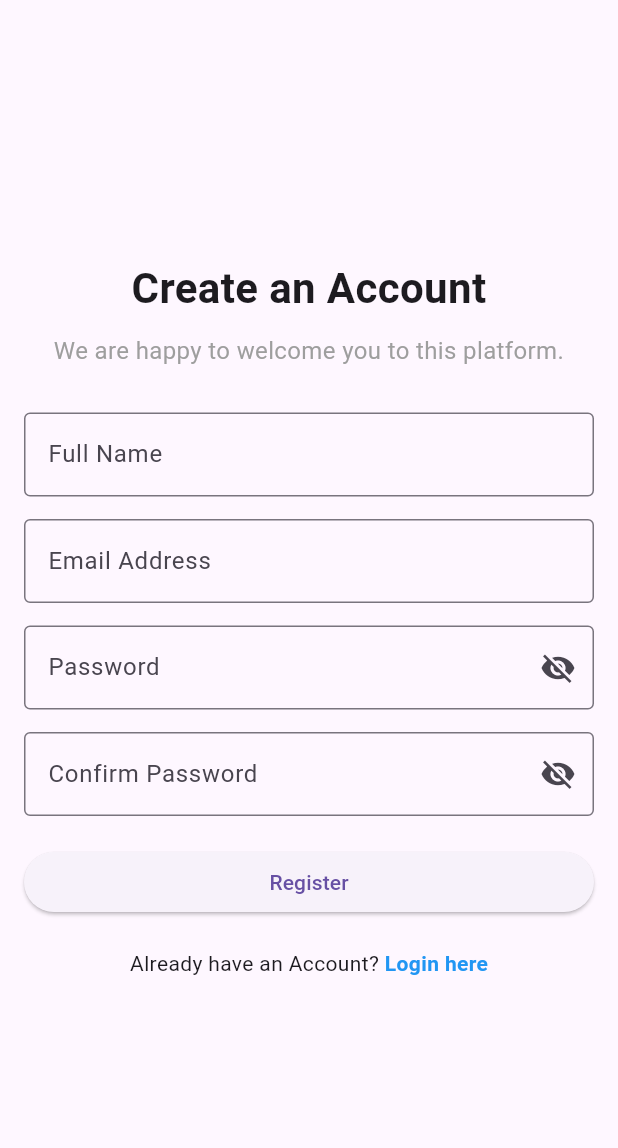
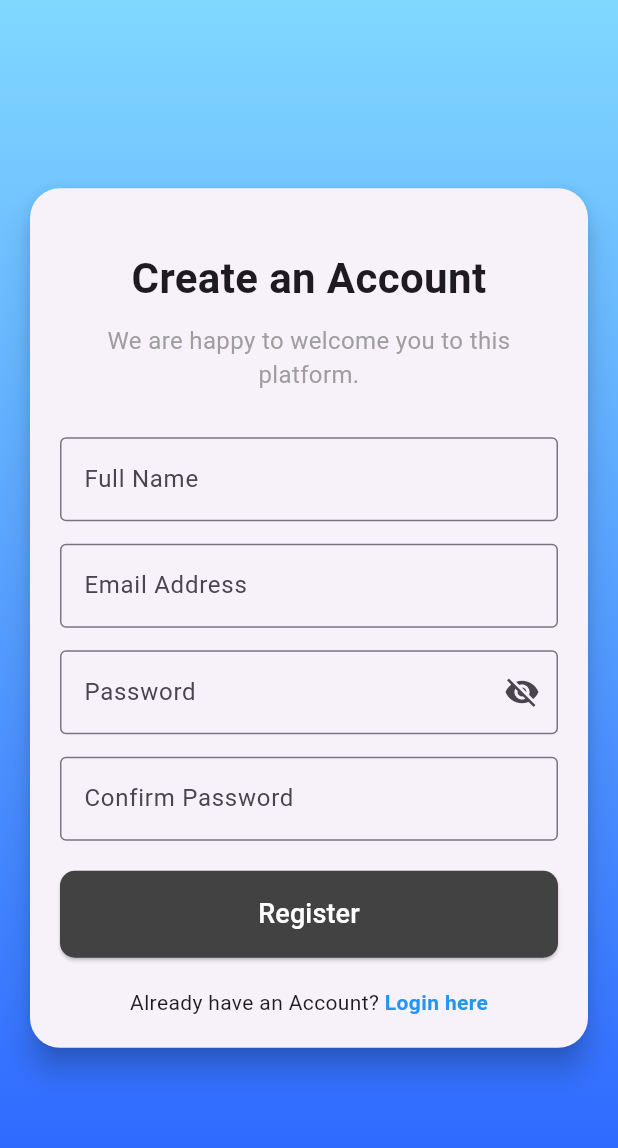
Before and after one commit to robinGiri/dunamis-mobile, a Flutter app: the RegisterPage screen opened directly, on a phone screen of 412 x 824 dp. Shown: the top 1148 px of the screen. Run offline on Flutter 3.47's test engine with Material 3 defaults, Android fonts, the phone set to English and light mode, and no system bars; our stand-ins replace local_auth.

Commit message:
chore: register UI updates

```diff
--- a/lib/view/register_page.dart
+++ b/lib/view/register_page.dart
@@ -49,14 +49,29 @@
   @override
   Widget build(BuildContext context) {
     return Scaffold(
-      body: SafeArea(
+      body: Container(
+        decoration: const BoxDecoration(
+          gradient: LinearGradient(
+            colors: [Color(0xFF80D8FF), Color(0xFF2962FF)],
+            begin: Alignment.topCenter,
+            end: Alignment.bottomCenter,
+          ),
+        ),
+        child: Center(
           child: Padding(
             padding: const EdgeInsets.all(16.0),
+            child: SingleChildScrollView(
+              child: Card(
+                elevation: 8,
+                shape: RoundedRectangleBorder(
+                  borderRadius: BorderRadius.circular(20),
+                ),
+                child: Padding(
+                  padding: const EdgeInsets.all(20),
                   child: Column(
-            mainAxisAlignment: MainAxisAlignment.center,
                     crossAxisAlignment: CrossAxisAlignment.stretch,
                     children: [
-              // Create an Account Header
+                      const SizedBox(height: 20),
                       const Text(
                         'Create an Account',
                         style: TextStyle(
@@ -75,7 +90,6 @@
                         textAlign: TextAlign.center,
                       ),
                       const SizedBox(height: 30),
-
                       // Full Name TextField
                       TextField(
                         controller: _fullNameController,
@@ -87,20 +101,16 @@
                         keyboardType: TextInputType.name,
                       ),
                       const SizedBox(height: 15),
-
-              // Email TextField
                       TextField(
                         controller: _emailController,
                         decoration: const InputDecoration(
                           labelText: "Email Address",
-                  hintText: "hello@example.com",
+                          hintText: "hello@example.c",
                           border: OutlineInputBorder(),
                         ),
                         keyboardType: TextInputType.emailAddress,
                       ),
                       const SizedBox(height: 15),
-
-              // Password TextField
                       TextField(
                         controller: _passwordController,
                         obscureText: _obscurePassword,
@@ -123,39 +133,31 @@
                         ),
                       ),
                       const SizedBox(height: 15),
-
-              // Confirm Password TextField
                       TextField(
                         controller: _confirmPasswordController,
-                obscureText: _obscureConfirmPassword,
-                decoration: InputDecoration(
+                        obscureText: true,
+                        decoration: const InputDecoration(
                           labelText: "Confirm Password",
                           hintText: "Re-enter your password",
-                  border: const OutlineInputBorder(),
-                  suffixIcon: IconButton(
-                    icon: Icon(
-                      _obscureConfirmPassword
-                          ? Icons.visibility_off
-                          : Icons.visibility,
-                    ),
-                    onPressed: () {
-                      setState(() {
-                        _obscureConfirmPassword = !_obscureConfirmPassword;
-                      });
-                    },
-                  ),
+                          border: OutlineInputBorder(),
                         ),
                       ),
                       const SizedBox(height: 20),
-
-              // Register Button
                       ElevatedButton(
                         onPressed: () => _register(context),
-                child: const Text("Register"),
+                        style: ElevatedButton.styleFrom(
+                          padding: const EdgeInsets.all(16.0),
+                          backgroundColor: Colors.grey.shade800,
+                          shape: RoundedRectangleBorder(
+                            borderRadius: BorderRadius.circular(10),
+                          ),
+                        ),
+                        child: const Text(
+                          "Register",
+                          style: TextStyle(fontSize: 18, color: Colors.white),
+                        ),
                       ),
                       const SizedBox(height: 20),
-
-              // Already have an account? Login
                       Row(
                         mainAxisAlignment: MainAxisAlignment.center,
                         children: [
@@ -164,7 +166,8 @@
                             onTap: () {
                               Navigator.pushReplacement(
                                 context,
-                        MaterialPageRoute(builder: (context) => LoginPage()),
+                                MaterialPageRoute(
+                                    builder: (context) => LoginPage()),
                               );
                             },
                             child: const Text(
@@ -181,6 +184,10 @@
                   ),
                 ),
               ),
+            ),
+          ),
+        ),
+      ),
     );
   }
 }
```
Lines whose indentation alone changed are shown as unchanged.
